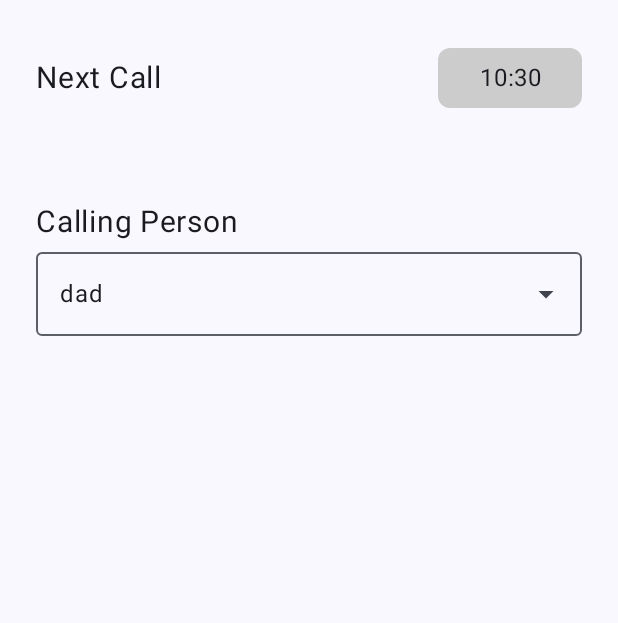
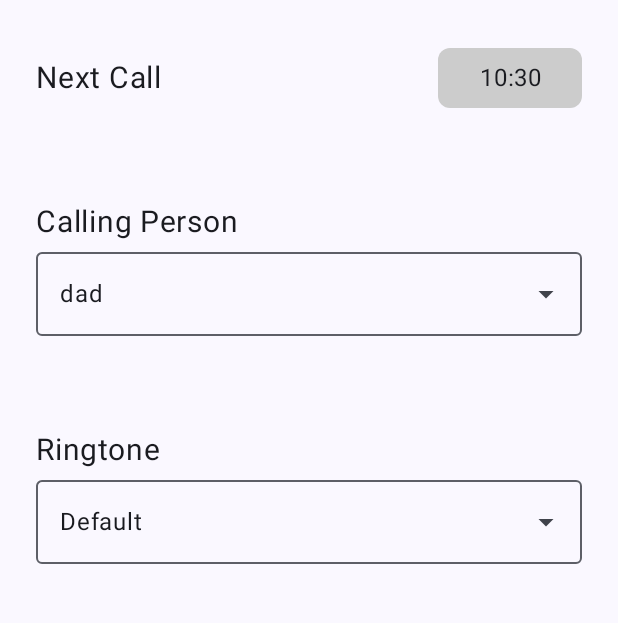
Before and after one commit to FabioLiberto/FakeCall, an Android app built with Jetpack Compose: the screen it shows after launch (MainActivity), on a phone screen of 412 x 824 dp, the part 84-707 px from its top. Run offline under Robolectric (Android 15) with nearby library versions, the phone set to English and light mode, and no system bars.

Commit message:
- Implement selection of ringtone with a DropdownMenu

```diff
--- a/app/src/main/java/ch/zli/fl/fakecall/ui/screen/SettingsScreen.kt
+++ b/app/src/main/java/ch/zli/fl/fakecall/ui/screen/SettingsScreen.kt
@@ -152,6 +152,54 @@ fun SettingsScreen() {
                     }
                 }
             }
+
+            Spacer(modifier = Modifier.height(24.dp))
+
+            Column() {
+                Text(
+                    text = "Ringtone",
+                    fontSize = 20.sp,
+                    modifier = Modifier.padding(bottom = 8.dp),
+                )
+
+                var mExpanded by remember { mutableStateOf(false) }
+                val ringtones = listOf("Default", "Marimba", "Pixel Sounds", "Chimey Phone")
+                var selectedRingtone by remember { mutableStateOf(ringtones.firstOrNull() ?: "") }
+
+                Box {
+                    OutlinedTextField(
+                        value = selectedRingtone,
+                        onValueChange = {},
+                        readOnly = true,
+                        modifier = Modifier
+                            .fillMaxWidth()
+                            .clickable { mExpanded = true },
+                        trailingIcon = {
+                            Icon(
+                                imageVector = Icons.Default.ArrowDropDown,
+                                contentDescription = "Dropdown Arrow",
+                                modifier = Modifier.clickable { mExpanded = true },
+                            )
+                        },
+                    )
+
+                    DropdownMenu(
+                        expanded = mExpanded,
+                        onDismissRequest = { mExpanded = false },
+                        modifier = Modifier.fillMaxWidth(),
+                    ) {
+                        ringtones.forEach { user ->
+                            DropdownMenuItem(
+                                text = { Text(user) },
+                                onClick = {
+                                    selectedRingtone = user
+                                    mExpanded = false
+                                },
+                            )
+                        }
+                    }
+                }
+            }
         }
     }
 }
```
